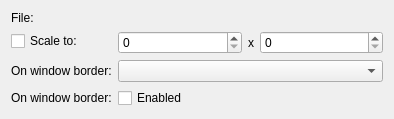
First picture: the form in config/imageproperties.ui, repository QtCurve/qtcurve, before the edit.
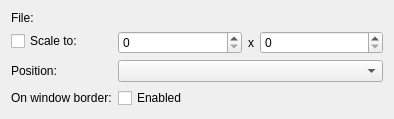
Second picture: the form after the edit. Custom widgets are drawn as their Qt base class.

Patch:
```diff
--- a/config/imageproperties.ui
+++ b/config/imageproperties.ui
@@ -62,7 +62,7 @@
    <item row="2" column="0">
     <widget class="QLabel" name="posLabel">
      <property name="text">
-      <string>On window border:</string>
+      <string>Position:</string>
      </property>
     </widget>
    </item>
```
